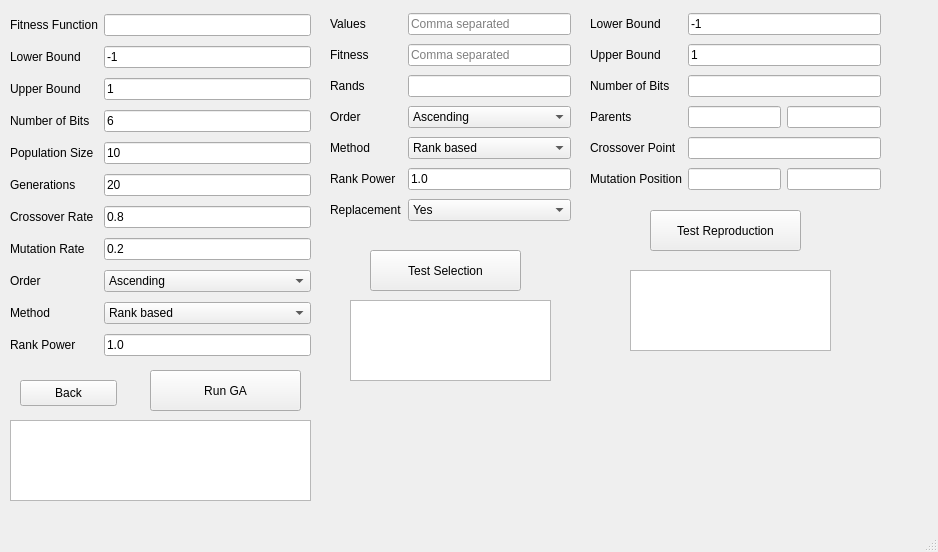
The window that ga.ui (MaxGiuP/General_Function_Minimiser) describes before a commit, drawn with Qt 5.
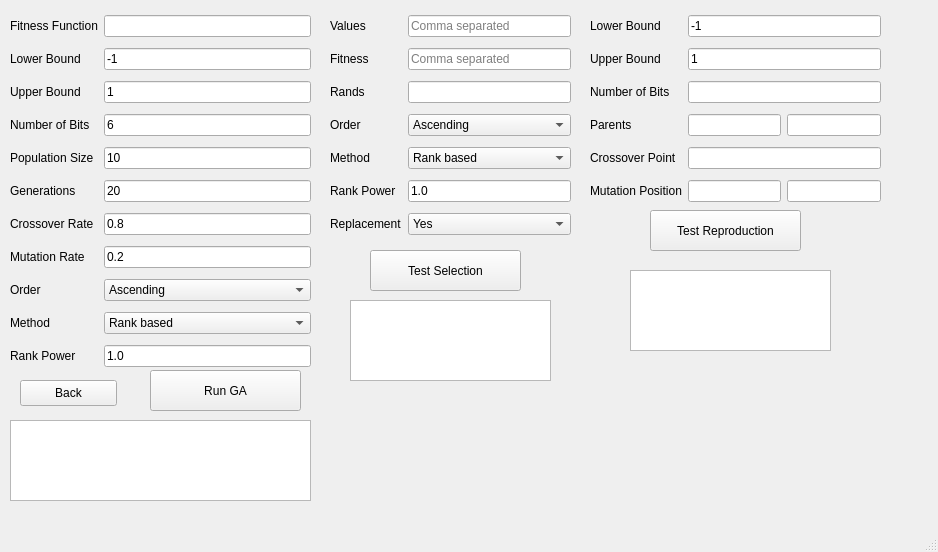
The same window after the commit.

```diff
--- a/ga.ui
+++ b/ga.ui
@@ -56,7 +56,7 @@
       <x>590</x>
       <y>10</y>
       <width>291</width>
-      <height>188</height>
+      <height>200</height>
      </rect>
     </property>
     <layout class="QGridLayout" name="gridLayout">
@@ -142,7 +142,7 @@
       <x>10</x>
       <y>10</y>
       <width>301</width>
-      <height>351</height>
+      <height>370</height>
      </rect>
     </property>
     <layout class="QGridLayout" name="gridLayout_2">
@@ -341,7 +341,7 @@
       <x>330</x>
       <y>10</y>
       <width>241</width>
-      <height>220</height>
+      <height>234</height>
      </rect>
     </property>
     <layout class="QGridLayout" name="gridLayout_4">
```
Left out of the diff: 2 changed lines with no effect on the pictures.
